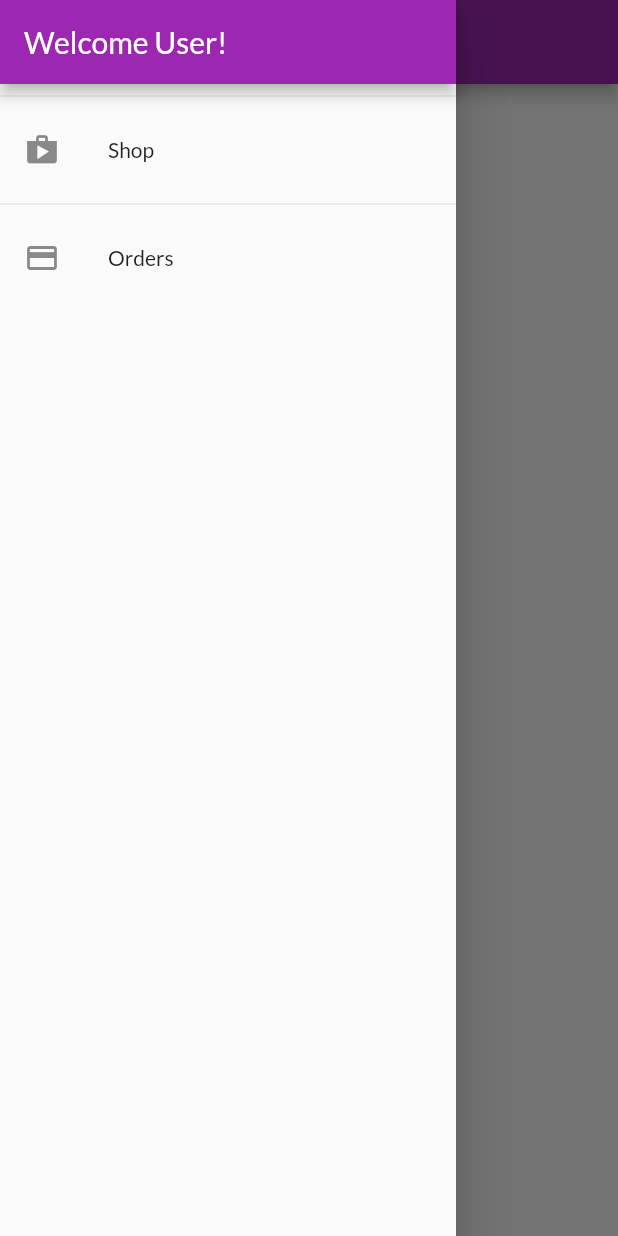
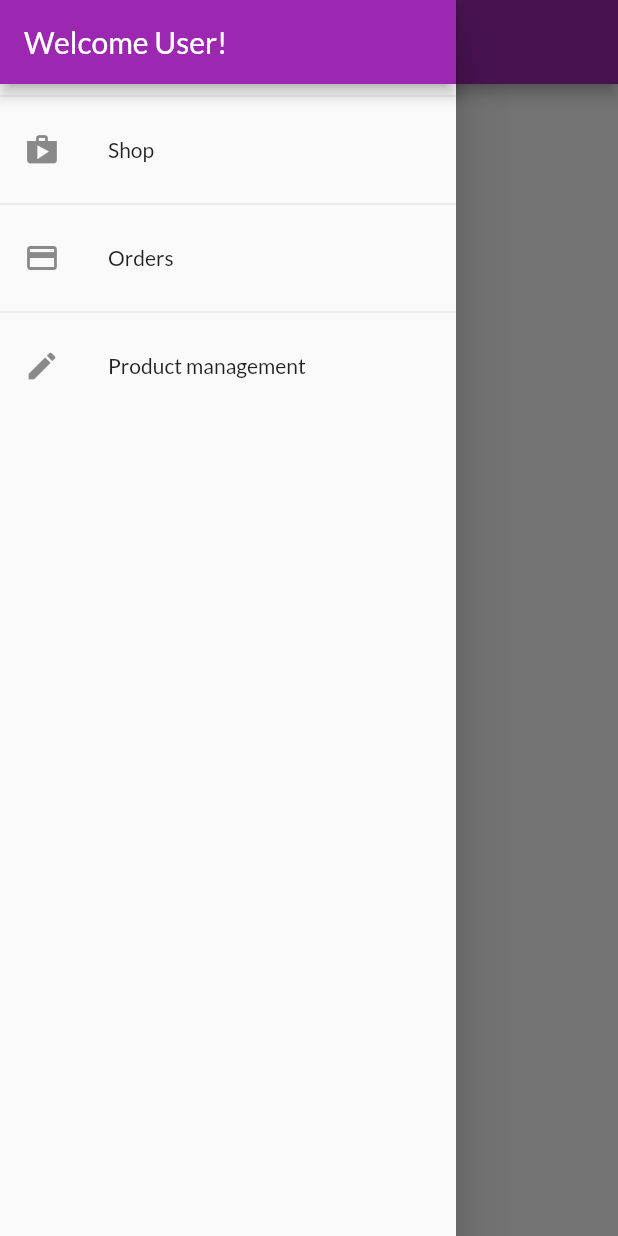
Before and after one commit to oElberte/shop, a Flutter app: the OrdersScreen screen opened by its route, with the side drawer open, on a phone screen of 412 x 824 dp. Run offline on Flutter 3.47's test engine with Material 2 defaults, Android fonts, the phone set to English and light mode, and no system bars; network calls fail.

Commit message:
Product management screen

```diff
--- a/lib/components/app_drawer.dart
+++ b/lib/components/app_drawer.dart
@@ -33,6 +33,16 @@ class AppDrawer extends StatelessWidget {
               );
             },
           ),
+          const Divider(),
+          ListTile(
+            leading: const Icon(Icons.edit),
+            title: const Text('Product management'),
+            onTap: () {
+              Navigator.of(context).pushReplacementNamed(
+                AppRoutes.products,
+              );
+            },
+          ),
         ],
       ),
     );
--- a/lib/main.dart
+++ b/lib/main.dart
@@ -6,6 +6,7 @@ import 'package:shop/models/product_list.dart';
 import 'package:shop/screens/cart_screen.dart';
 import 'package:shop/screens/orders_screen.dart';
 import 'package:shop/screens/product_detail_screen.dart';
+import 'package:shop/screens/products_screen.dart';
 import 'package:shop/screens/products_overview_screen.dart';
 import 'package:shop/utils/app_routes.dart';
 
@@ -46,6 +47,7 @@ class MyApp extends StatelessWidget {
           AppRoutes.productDetail: (ctx) => const ProductDetailScreen(),
           AppRoutes.cart: (ctx) => const CartScreen(),
           AppRoutes.orders: (ctx) => const OrdersScreen(),
+          AppRoutes.products: (ctx) => const ProductsScreen(),
         },
         debugShowCheckedModeBanner: false,
       ),
--- a/lib/models/product_list.dart
+++ b/lib/models/product_list.dart
@@ -10,6 +10,10 @@ class ProductList with ChangeNotifier {
 
   List<Product> get favoriteItems =>
       _items.where((prod) => prod.isFavorite).toList();
+
+  int get itemsCount {
+    return _items.length;
+  }
 
   void addProduct(Product product) {
     _items.add(product);
--- a/lib/utils/app_routes.dart
+++ b/lib/utils/app_routes.dart
@@ -3,4 +3,5 @@ class AppRoutes {
   static const productDetail = '/product-detail';
   static const cart = '/cart';
   static const orders = '/orders';
+  static const products = '/products';
 }
```
Also changed, not shown: lib/screens/products_screen.dart (added, +26 -0 lines).
